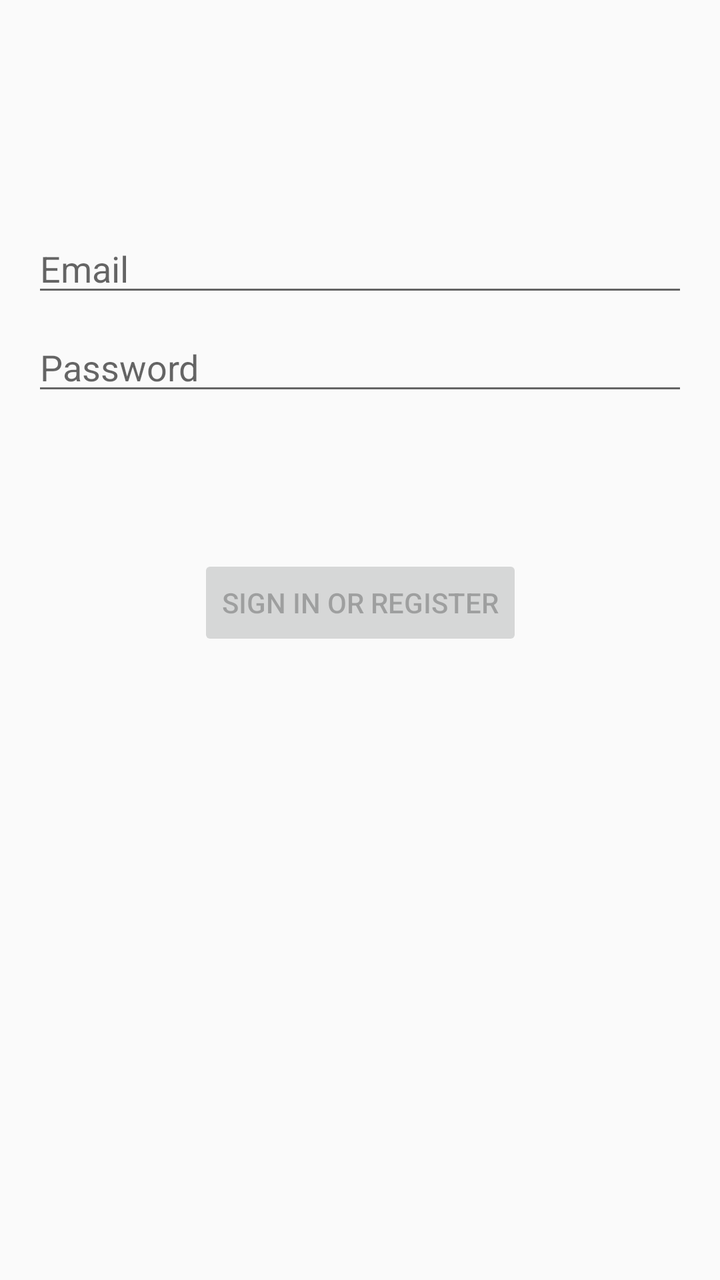
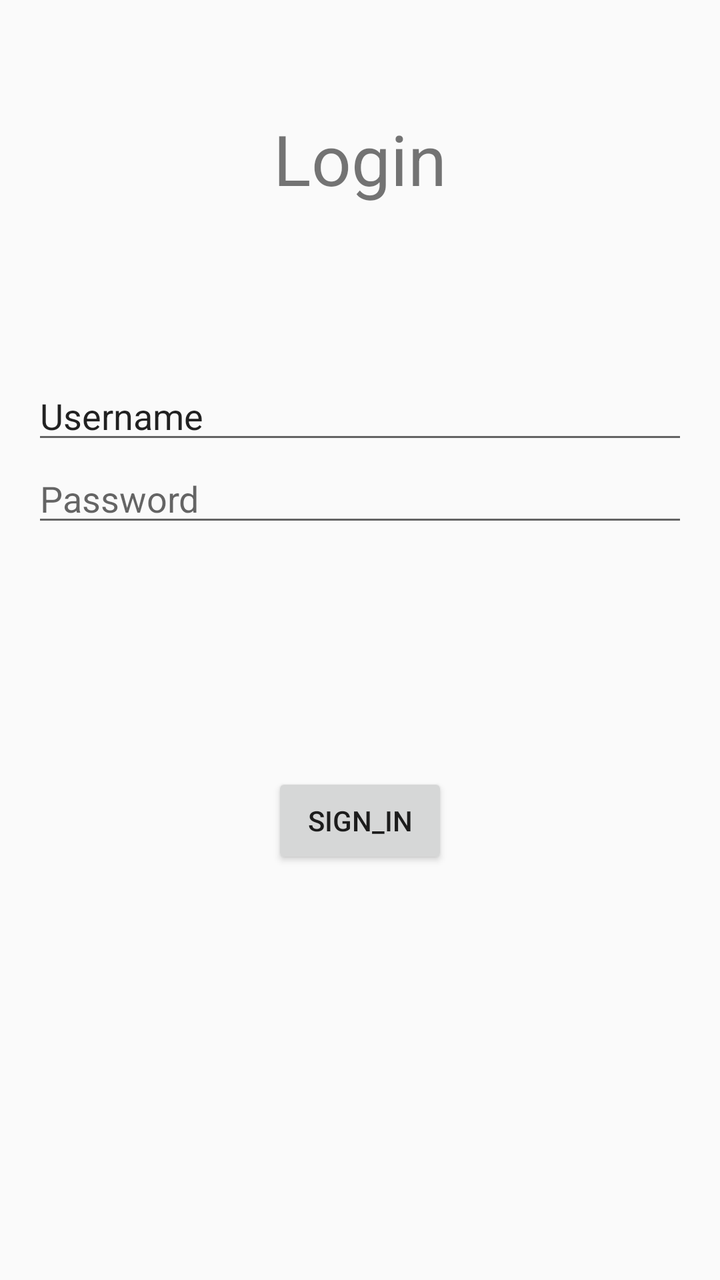

The first picture is an Android layout as it rendered before a commit; the second is the same layout after the commit. The layout source and the unified diff follow.
<!-- AndroidManifest.xml: application theme Theme.Projectstart -->
<!-- res/layout/activity_login.xml -->
<?xml version="1.0" encoding="utf-8"?>
<android.support.constraint.ConstraintLayout xmlns:android="http://schemas.android.com/apk/res/android"
    xmlns:app="http://schemas.android.com/apk/res-auto"
    xmlns:tools="http://schemas.android.com/tools"
    android:id="@+id/container"
    android:layout_width="match_parent"
    android:layout_height="match_parent"
    android:paddingLeft="@dimen/activity_horizontal_margin"
    android:paddingTop="@dimen/activity_vertical_margin"
    android:paddingRight="@dimen/activity_horizontal_margin"
    android:paddingBottom="@dimen/activity_vertical_margin"
    tools:context=".ui.login.LoginActivity">

    <EditText
        android:id="@+id/username"
        android:layout_width="0dp"
        android:layout_height="wrap_content"
        android:layout_marginTop="96dp"
        android:autofillHints="@string/prompt_email"
        android:hint="@string/prompt_email"
        android:inputType="textEmailAddress"
        android:selectAllOnFocus="true"
        app:layout_constraintEnd_toEndOf="parent"
        app:layout_constraintStart_toStartOf="parent"
        app:layout_constraintTop_toTopOf="parent" />

    <EditText
        android:id="@+id/password"
        android:layout_width="0dp"
        android:layout_height="wrap_content"
        android:layout_marginTop="8dp"
        android:autofillHints="@string/prompt_password"
        android:hint="@string/prompt_password"
        android:imeActionLabel="@string/action_sign_in_short"
        android:imeOptions="actionDone"
        android:inputType="textPassword"
        android:selectAllOnFocus="true"
        app:layout_constraintEnd_toEndOf="parent"
        app:layout_constraintStart_toStartOf="parent"
        app:layout_constraintTop_toBottomOf="@+id/username" />

    <Button
        android:id="@+id/login"
        android:layout_width="wrap_content"
        android:layout_height="wrap_content"
        android:layout_gravity="start"
        android:layout_marginTop="16dp"
        android:layout_marginBottom="64dp"
        android:enabled="false"
        android:text="@string/action_sign_in"
        app:layout_constraintBottom_toBottomOf="parent"
        app:layout_constraintEnd_toEndOf="parent"
        app:layout_constraintStart_toStartOf="parent"
        app:layout_constraintTop_toBottomOf="@+id/password"
        app:layout_constraintVertical_bias="0.2" />

    <ProgressBar
        android:id="@+id/loading"
        android:layout_width="wrap_content"
        android:layout_height="wrap_content"
        android:layout_gravity="center"
        android:layout_marginTop="64dp"
        android:layout_marginBottom="64dp"
        android:visibility="gone"
        app:layout_constraintBottom_toBottomOf="parent"
        app:layout_constraintEnd_toEndOf="@+id/password"
        app:layout_constraintStart_toStartOf="@+id/password"
        app:layout_constraintTop_toTopOf="parent"
        app:layout_constraintVertical_bias="0.3" />

</android.support.constraint.ConstraintLayout>
<!-- resources referenced by this layout -->
<resources>
  <dimen name="activity_horizontal_margin">16dp</dimen>
  <dimen name="activity_vertical_margin">16dp</dimen>
  <string name="action_sign_in">Sign in or register</string>
  <string name="action_sign_in_short">Sign in</string>
  <string name="prompt_email">Email</string>
  <string name="prompt_password">Password</string>
  <style name="Theme.Projectstart" parent="Theme.AppCompat.Light.DarkActionBar">
          
          <item name="colorPrimary">@color/purple_500</item>
          <item name="colorPrimaryDark">@color/purple_700</item>
          <item name="colorAccent">@color/teal_200</item>
          
      </style>
  <color name="purple_500">#FF6200EE</color>
  <color name="purple_700">#FF3700B3</color>
  <color name="teal_200">#FF03DAC5</color>
</resources>

<!-- the commit's change to res/layout/activity_login.xml (unified diff, before → after) -->
@@ -1,5 +1,5 @@
 <?xml version="1.0" encoding="utf-8"?>
-<android.support.constraint.ConstraintLayout xmlns:android="http://schemas.android.com/apk/res/android"
+<RelativeLayout xmlns:android="http://schemas.android.com/apk/res/android"
     xmlns:app="http://schemas.android.com/apk/res-auto"
     xmlns:tools="http://schemas.android.com/tools"
     android:id="@+id/container"
@@ -9,63 +9,49 @@
     android:paddingTop="@dimen/activity_vertical_margin"
     android:paddingRight="@dimen/activity_horizontal_margin"
     android:paddingBottom="@dimen/activity_vertical_margin"
-    tools:context=".ui.login.LoginActivity">
+    tools:context="LoginActivity">
+
+    <TextView
+        android:layout_width="match_parent"
+        android:layout_height="wrap_content"
+        android:id="@+id/login_title"
+        android:textSize="35dp"
+        android:text="Login"
+        android:gravity="center"
+        android:layout_marginTop="40dp" />
+
 
     <EditText
-        android:id="@+id/username"
-        android:layout_width="0dp"
+        android:id="@+id/editTextUserName"
+        android:layout_width="match_parent"
         android:layout_height="wrap_content"
-        android:layout_marginTop="96dp"
-        android:autofillHints="@string/prompt_email"
-        android:hint="@string/prompt_email"
-        android:inputType="textEmailAddress"
-        android:selectAllOnFocus="true"
-        app:layout_constraintEnd_toEndOf="parent"
-        app:layout_constraintStart_toStartOf="parent"
-        app:layout_constraintTop_toTopOf="parent" />
+
+        android:layout_below="@+id/login_title"
+        android:layout_marginTop="83dp"
+        android:inputType="textPersonName"
+        android:text="Username" />
 
     <EditText
         android:id="@+id/password"
-        android:layout_width="0dp"
+        android:layout_width="match_parent"
         android:layout_height="wrap_content"
-        android:layout_marginTop="8dp"
+        android:layout_below="@+id/editTextUserName"
         android:autofillHints="@string/prompt_password"
         android:hint="@string/prompt_password"
         android:imeActionLabel="@string/action_sign_in_short"
         android:imeOptions="actionDone"
         android:inputType="textPassword"
-        android:selectAllOnFocus="true"
-        app:layout_constraintEnd_toEndOf="parent"
-        app:layout_constraintStart_toStartOf="parent"
-        app:layout_constraintTop_toBottomOf="@+id/username" />
+        android:selectAllOnFocus="true" />
 
     <Button
-        android:id="@+id/login"
+        android:id="@+id/login_button"
         android:layout_width="wrap_content"
         android:layout_height="wrap_content"
-        android:layout_gravity="start"
-        android:layout_marginTop="16dp"
-        android:layout_marginBottom="64dp"
-        android:enabled="false"
-        android:text="@string/action_sign_in"
-        app:layout_constraintBottom_toBottomOf="parent"
-        app:layout_constraintEnd_toEndOf="parent"
-        app:layout_constraintStart_toStartOf="parent"
-        app:layout_constraintTop_toBottomOf="@+id/password"
-        app:layout_constraintVertical_bias="0.2" />
+        android:layout_below="@id/password"
+        android:layout_marginTop="118dp"
+        android:layout_centerHorizontal="true"
+        android:enabled="true"
+        android:text="sign_in" />
 
-    <ProgressBar
-        android:id="@+id/loading"
-        android:layout_width="wrap_content"
-        android:layout_height="wrap_content"
-        android:layout_gravity="center"
-        android:layout_marginTop="64dp"
-        android:layout_marginBottom="64dp"
-        android:visibility="gone"
-        app:layout_constraintBottom_toBottomOf="parent"
-        app:layout_constraintEnd_toEndOf="@+id/password"
-        app:layout_constraintStart_toStartOf="@+id/password"
-        app:layout_constraintTop_toTopOf="parent"
-        app:layout_constraintVertical_bias="0.3" />
 
-</android.support.constraint.ConstraintLayout>
+</RelativeLayout>
<!-- resource entries referenced after the edit -->
@@ -2,9 +2,7 @@
 <resources>
   <dimen name="activity_horizontal_margin">16dp</dimen>
   <dimen name="activity_vertical_margin">16dp</dimen>
-  <string name="action_sign_in">Sign in or register</string>
   <string name="action_sign_in_short">Sign in</string>
-  <string name="prompt_email">Email</string>
   <string name="prompt_password">Password</string>
   <style name="Theme.Projectstart" parent="Theme.AppCompat.Light.DarkActionBar">
           
